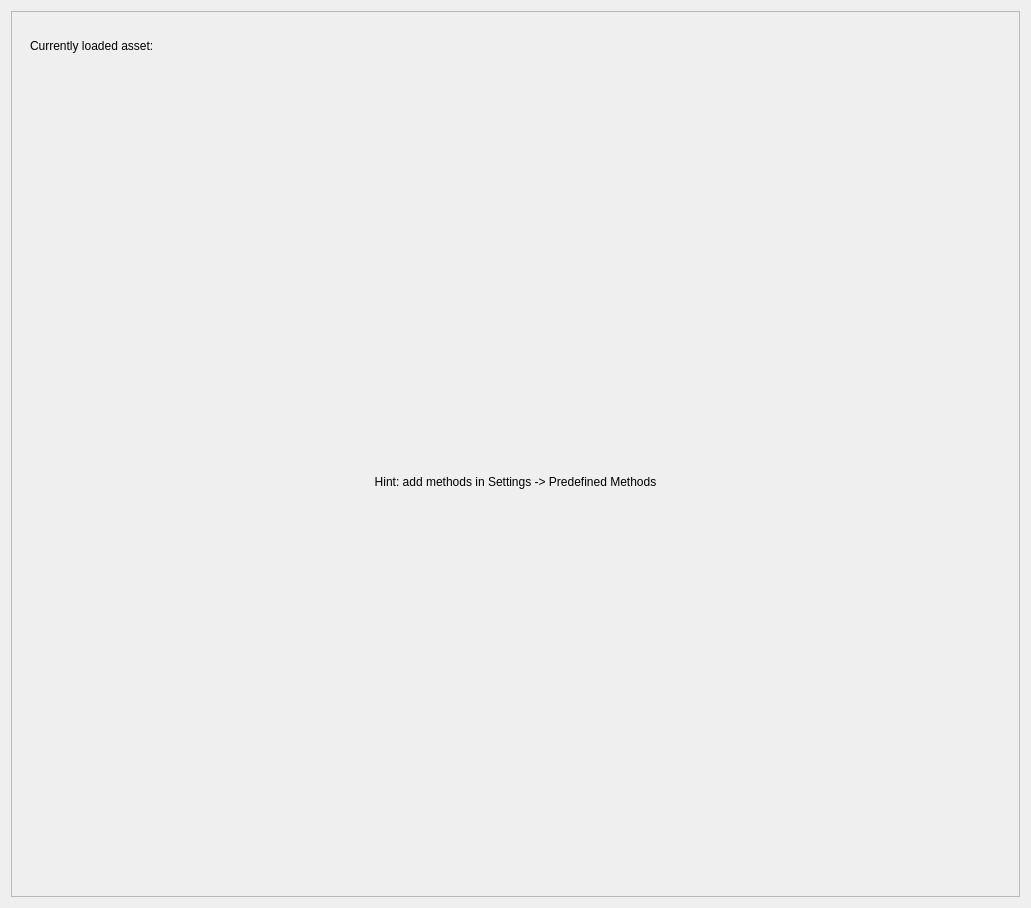
Old version of the form src/qudi/gui/qdyne/ui/generation_widget.ui in the repository Ulm-IQO/qudi-iqo-modules.
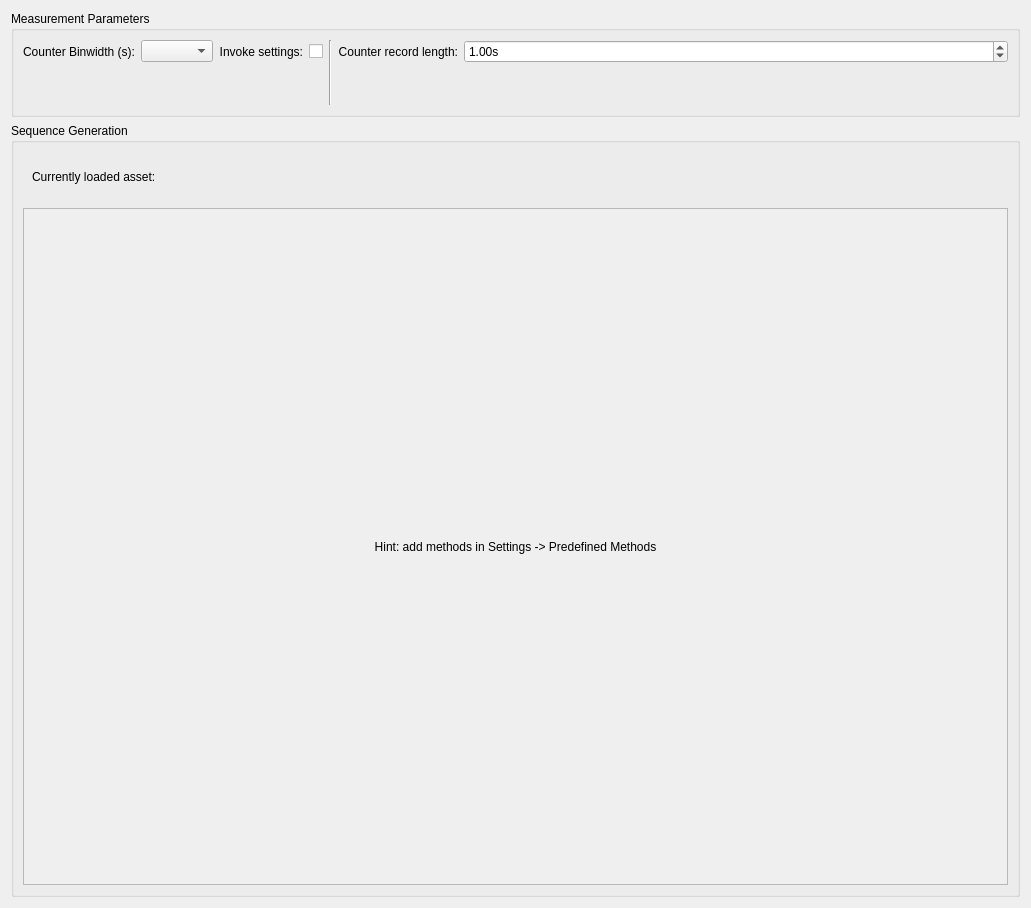
New version of the form. Custom widgets are drawn as their Qt base class.

Commit message: added global measurement parameters settings

```diff
--- a/src/qudi/gui/qdyne/ui/generation_widget.ui
+++ b/src/qudi/gui/qdyne/ui/generation_widget.ui
@@ -15,28 +15,125 @@
   </property>
   <layout class="QGridLayout" name="gridLayout_2">
    <item row="0" column="0">
-    <widget class="QScrollArea" name="scrollArea">
-     <property name="sizeAdjustPolicy">
-      <enum>QAbstractScrollArea::AdjustIgnored</enum>
-     </property>
-     <property name="widgetResizable">
-      <bool>true</bool>
-     </property>
-     <widget class="QWidget" name="scrollAreaWidgetContents_2">
-      <property name="geometry">
-       <rect>
-        <x>0</x>
-        <y>0</y>
-        <width>1011</width>
-        <height>888</height>
-       </rect>
-      </property>
-      <layout class="QGridLayout" name="gridLayout">
-       <item row="0" column="0">
-        <layout class="QVBoxLayout" name="verticalLayout">
+    <layout class="QVBoxLayout" name="verticalLayout_main">
          <property name="sizeConstraint">
           <enum>QLayout::SetDefaultConstraint</enum>
          </property>
+     <item>
+      <widget class="QGroupBox" name="measurement_param_groupbox">
+       <property name="sizePolicy">
+        <sizepolicy hsizetype="Minimum" vsizetype="Minimum">
+         <horstretch>0</horstretch>
+         <verstretch>0</verstretch>
+        </sizepolicy>
+       </property>
+       <property name="maximumSize">
+        <size>
+         <width>16777215</width>
+         <height>1000</height>
+        </size>
+       </property>
+       <property name="title">
+        <string>Measurement Parameters</string>
+       </property>
+       <layout class="QGridLayout" name="gridLayout_28">
+        <item row="0" column="0">
+         <layout class="QGridLayout" name="gridLayout_25">
+          <item row="0" column="5">
+           <widget class="QLabel" name="ana_param_record_length_Label">
+            <property name="text">
+             <string>Counter record length:</string>
+            </property>
+            <property name="alignment">
+             <set>Qt::AlignRight|Qt::AlignTrailing|Qt::AlignVCenter</set>
+            </property>
+           </widget>
+          </item>
+          <item row="0" column="0">
+           <widget class="QLabel" name="label_22">
+            <property name="text">
+             <string>Counter Binwidth (s):</string>
+            </property>
+            <property name="alignment">
+             <set>Qt::AlignRight|Qt::AlignTrailing|Qt::AlignVCenter</set>
+            </property>
+           </widget>
+          </item>
+          <item row="0" column="4" rowspan="8">
+           <widget class="Line" name="line">
+            <property name="orientation">
+             <enum>Qt::Vertical</enum>
+            </property>
+           </widget>
+          </item>
+          <item row="0" column="1">
+           <widget class="QComboBox" name="ana_param_fc_bins_ComboBox"/>
+          </item>
+          <item row="0" column="2">
+           <widget class="QLabel" name="label_2">
+            <property name="text">
+             <string>Invoke settings:</string>
+            </property>
+            <property name="alignment">
+             <set>Qt::AlignRight|Qt::AlignTrailing|Qt::AlignVCenter</set>
+            </property>
+           </widget>
+          </item>
+          <item row="0" column="7">
+           <widget class="ScienDSpinBox" name="ana_param_record_length_DoubleSpinBox">
+            <property name="sizePolicy">
+             <sizepolicy hsizetype="Expanding" vsizetype="Fixed">
+              <horstretch>0</horstretch>
+              <verstretch>0</verstretch>
+             </sizepolicy>
+            </property>
+            <property name="suffix">
+             <string>s</string>
+            </property>
+            <property name="decimals">
+             <number>2</number>
+            </property>
+            <property name="maximum">
+             <double>100000000.000000000000000</double>
+            </property>
+            <property name="value">
+             <double>1.000000000000000</double>
+            </property>
+           </widget>
+          </item>
+          <item row="0" column="3">
+           <widget class="QCheckBox" name="ana_param_invoke_settings_CheckBox">
+            <property name="enabled">
+             <bool>true</bool>
+            </property>
+            <property name="sizePolicy">
+             <sizepolicy hsizetype="Preferred" vsizetype="Fixed">
+              <horstretch>0</horstretch>
+              <verstretch>0</verstretch>
+             </sizepolicy>
+            </property>
+            <property name="layoutDirection">
+             <enum>Qt::LeftToRight</enum>
+            </property>
+            <property name="text">
+             <string/>
+            </property>
+            <property name="checked">
+             <bool>false</bool>
+            </property>
+           </widget>
+          </item>
+         </layout>
+        </item>
+       </layout>
+      </widget>
+     </item>
+     <item>
+      <widget class="QGroupBox" name="sequence_generation_groupbox">
+       <property name="title">
+        <string>Sequence Generation</string>
+       </property>
+       <layout class="QVBoxLayout" name="verticalLayout_2">
          <item>
           <widget class="QWidget" name="generation_status_widget" native="true">
            <property name="enabled">
@@ -128,6 +225,23 @@
           </widget>
          </item>
          <item>
+         <widget class="QScrollArea" name="scrollArea_2">
+          <property name="widgetResizable">
+           <bool>true</bool>
+          </property>
+          <widget class="QWidget" name="scrollAreaWidgetContents">
+           <property name="geometry">
+            <rect>
+             <x>0</x>
+             <y>0</y>
+             <width>985</width>
+             <height>711</height>
+            </rect>
+           </property>
+           <layout class="QVBoxLayout" name="verticalLayout_3">
+            <item>
+             <layout class="QVBoxLayout" name="verticalLayout">
+              <item>
           <layout class="QGridLayout" name="global_param_gridLayout"/>
          </item>
          <item>
@@ -148,7 +262,17 @@
    </item>
   </layout>
  </widget>
+     </item>
+    </layout>
+   </item>
+  </layout>
+ </widget>
  <customwidgets>
+  <customwidget>
+   <class>ScienDSpinBox</class>
+   <extends>QDoubleSpinBox</extends>
+   <header>qudi.util.widgets.scientific_spinbox.h</header>
+  </customwidget>
   <customwidget>
    <class>CircleLoadingIndicator</class>
    <extends>QWidget</extends>
```
Left out of the diff: 3 changed lines with no effect on the pictures. Lines whose indentation alone changed are shown as unchanged. The commit also changes 1 other file.
